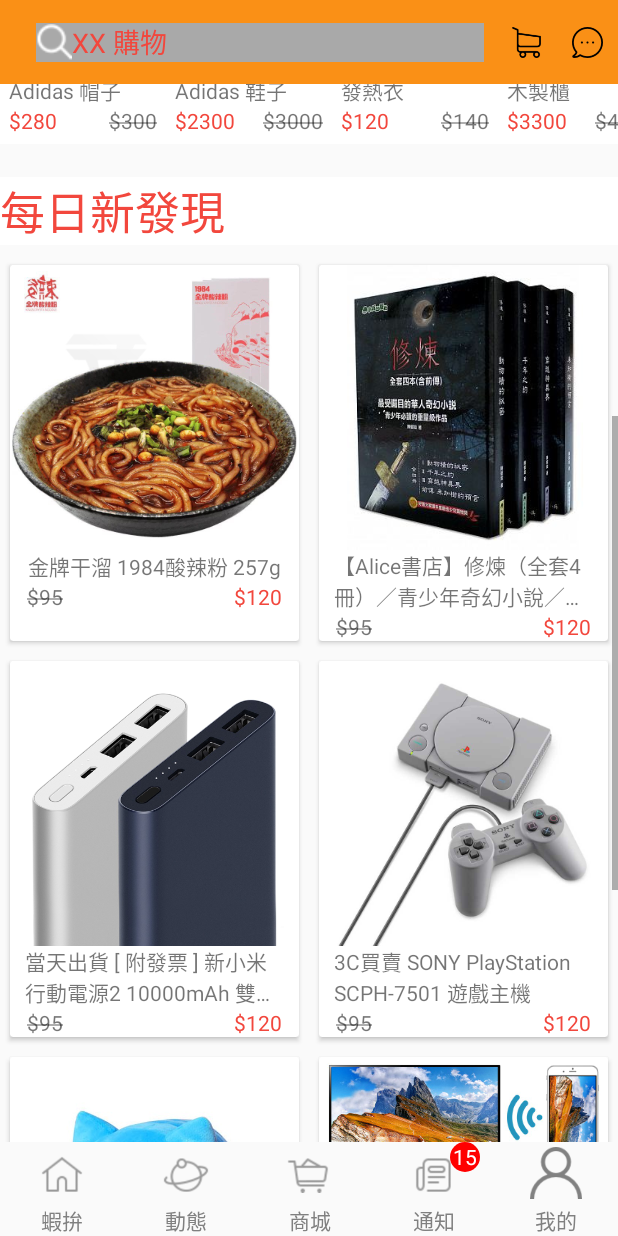
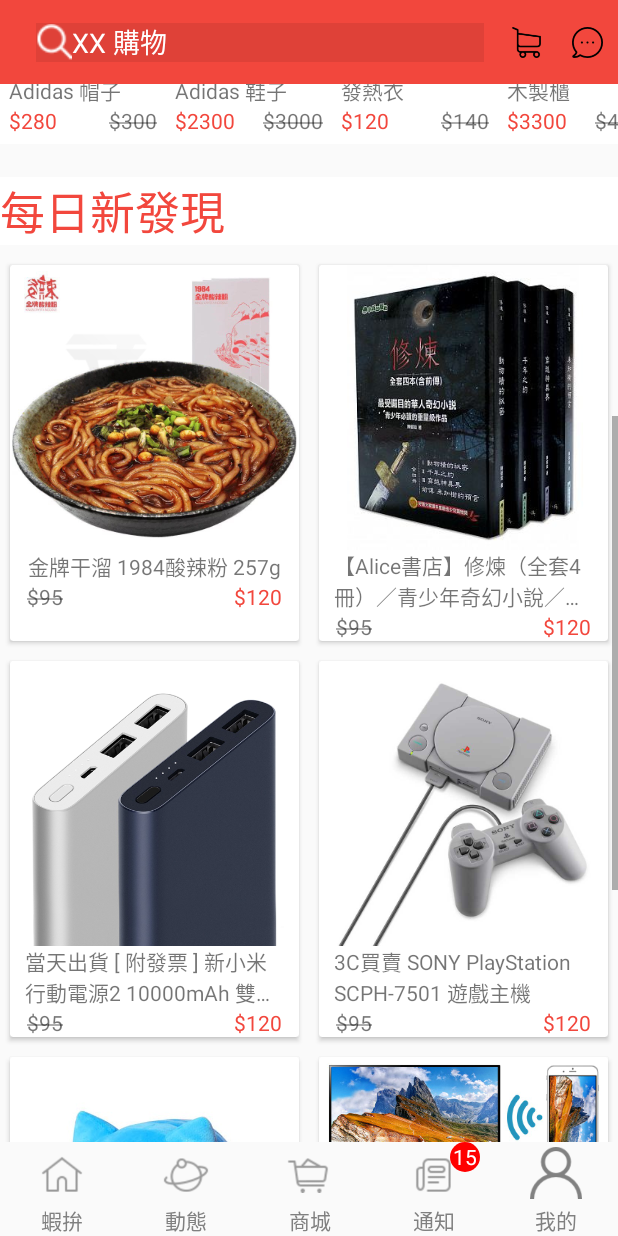
Before and after one commit to ohyeah5566/E-commerceUI, an Android app: the fragment HomeFragment placed in its activity, scrolled down 493 dp, on a phone screen of 412 x 824 dp. Run offline under Robolectric (Android 15) with nearby library versions, the phone set to English and light mode, and no system bars; our stand-ins replace ButterKnife; libraries missing offline, so code that uses them is left out: com.youth.banner; plain views replace Banner; 7 statements that could not run were skipped.

Commit message:
修改 toolbar的配色。

```diff
--- a/app/src/main/res/layout/fragment_home.xml
+++ b/app/src/main/res/layout/fragment_home.xml
@@ -12,7 +12,7 @@
         android:minHeight="?attr/actionBarSize"
         app:popupTheme="@style/ThemeOverlay.AppCompat.Light"
         app:theme="@style/Widget.AppCompat.Toolbar"
-        android:background="#fa9016">
+        android:background="@color/colorToolbar">
 
         <android.support.constraint.ConstraintLayout
             android:layout_width="match_parent"
@@ -24,10 +24,10 @@
                 android:layout_width="0dp"
                 android:layout_height="@dimen/qb_px_68"
                 android:layout_margin="@dimen/qb_px_21"
-                android:background="#a9a9a9"
+                android:background="@color/colorToolbarEdittext"
                 android:drawableLeft="@drawable/ic_search"
                 android:hint="XX 購物"
-                android:textColorHint="@color/colorSpecPrice"
+                android:textColorHint="@color/colorToolbarText"
                 android:paddingLeft="@dimen/qb_px_21"
                 android:textSize="18sp"
                 app:layout_constraintBottom_toBottomOf="parent"
--- a/app/src/main/res/values/colors.xml
+++ b/app/src/main/res/values/colors.xml
@@ -6,4 +6,8 @@
     <color name="colorTextDefault">#808080</color>
     <color name="colorHomeTextPress">#f2473d</color>
     <color name="colorSpecPrice">#f2473d</color>
+
+    <color name="colorToolbar">#f2473d</color>
+    <color name="colorToolbarEdittext">#df4138</color>
+    <color name="colorToolbarText">#ffffff</color>
 </resources>
```
